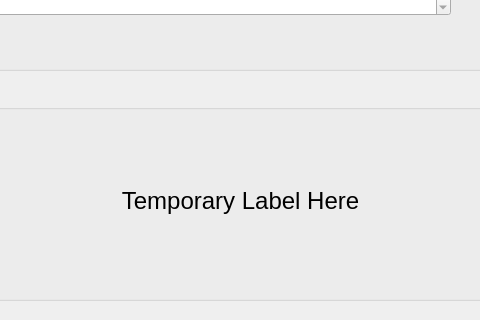
aattwwss/PyQt5-Example, file mydesign.ui: the form before one commit; both pictures show x 210 to 690 and y 280 to 600 of the 900 by 600 pixel window.
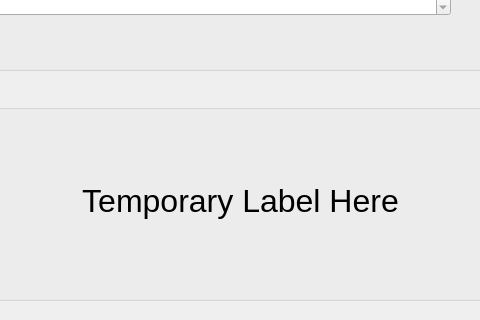
The form after the commit.

```diff
--- a/mydesign.ui
+++ b/mydesign.ui
@@ -393,7 +393,7 @@
         <property name="font">
          <font>
           <family>MS Shell Dlg 2</family>
-          <pointsize>18</pointsize>
+          <pointsize>24</pointsize>
          </font>
         </property>
         <property name="text">
```
